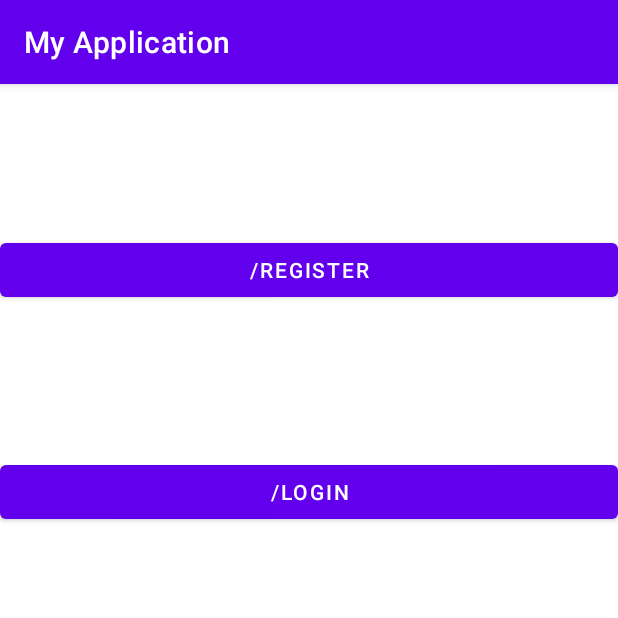
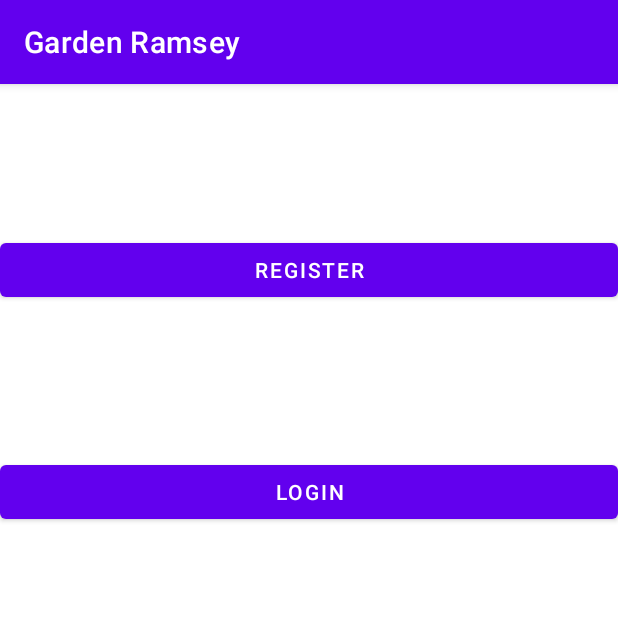
Before and after one commit to Crimsey/GardenRamsey-front, an Android app: the screen it shows after launch (MainActivity before the commit, StartActivity after it), on a phone screen of 412 x 824 dp, the top half of it. Run offline under Robolectric (Android 15) with nearby library versions, the light colour scheme and no system bars.

Commit message:
do sprawdzenia kurde

```diff
--- a/app/src/main/AndroidManifest.xml
+++ b/app/src/main/AndroidManifest.xml
@@ -9,11 +9,11 @@
         android:roundIcon="@mipmap/ic_launcher_round"
         android:supportsRtl="true"
         android:theme="@style/Theme.MyApplication">
+        <activity android:name=".ui.MainActivity"></activity>
         <activity android:name=".ui.LoginActivity" />
         <activity android:name=".ui.RegisterActivity" />
-
         <activity
-            android:name=".ui.MainActivity"
+            android:name=".ui.StartActivity"
             android:label="@string/app_name">
             <intent-filter>
                 <action android:name="android.intent.action.MAIN" />
--- a/app/src/main/java/com/example/myapplication/ui/RegisterActivity.java
+++ b/app/src/main/java/com/example/myapplication/ui/RegisterActivity.java
@@ -1,6 +1,5 @@
 package com.example.myapplication.ui;
 
-import androidx.annotation.NonNull;
 import androidx.appcompat.app.AppCompatActivity;
 
 import android.content.Intent;
@@ -12,9 +11,6 @@ import android.widget.EditText;
 import android.widget.Toast;
 
 import com.example.myapplication.R;
-import com.google.android.gms.tasks.OnCompleteListener;
-import com.google.android.gms.tasks.Task;
-import com.google.firebase.auth.AuthResult;
 import com.google.firebase.auth.FirebaseAuth;
 
 public class RegisterActivity extends AppCompatActivity {
@@ -59,7 +55,7 @@ public class RegisterActivity extends AppCompatActivity {
         auth.createUserWithEmailAndPassword(email,password).addOnCompleteListener(task -> {
             if (task.isSuccessful()){
                 Toast.makeText(RegisterActivity.this,"Register user successful", Toast.LENGTH_SHORT).show();
-                startActivity(new Intent(RegisterActivity.this, MainActivity.class));
+                startActivity(new Intent(RegisterActivity.this, StartActivity.class));
                 finish();
             }else{
                 Toast.makeText(RegisterActivity.this,"Registration failed", Toast.LENGTH_SHORT).show();
--- /dev/null
+++ b/app/src/main/java/com/example/myapplication/ui/StartActivity.java
@@ -0,0 +1,46 @@
+package com.example.myapplication.ui;
+
+import androidx.appcompat.app.AppCompatActivity;
+
+import android.content.Intent;
+import android.os.Bundle;
+import android.view.View;
+import android.widget.Button;
+
+import com.example.myapplication.R;
+
+public class StartActivity extends AppCompatActivity {
+
+    private Button register;
+    private Button login;
+
+    @Override
+    protected void onCreate(Bundle savedInstanceState) {
+        super.onCreate(savedInstanceState);
+        setContentView(R.layout.activity_start);
+
+        register = findViewById(R.id.register);
+        login = findViewById(R.id.login);
+
+        register.setOnClickListener(new View.OnClickListener(){
+            @Override
+            public void onClick(View v) {
+                startActivity(new Intent(StartActivity.this, RegisterActivity.class));
+                finish();
+            }
+
+        });
+
+        login.setOnClickListener(new View.OnClickListener(){
+            @Override
+            public void onClick(View v) {
+                startActivity(new Intent(StartActivity.this, LoginActivity.class));
+                finish();
+            }
+
+        });
+        }
+
+
+
+}
--- /dev/null
+++ b/app/src/main/res/layout/activity_start.xml
@@ -0,0 +1,24 @@
+<?xml version="1.0" encoding="utf-8"?>
+<RelativeLayout xmlns:android="http://schemas.android.com/apk/res/android"
+    xmlns:app="http://schemas.android.com/apk/res-auto"
+    xmlns:tools="http://schemas.android.com/tools"
+    android:layout_width="match_parent"
+    android:layout_height="match_parent"
+    tools:context=".ui.StartActivity">
+
+   <Button
+       android:layout_width="match_parent"
+       android:layout_height="wrap_content"
+       android:text="register"
+       android:id="@+id/register"
+       android:layout_marginTop="100dp"/>
+
+    <Button
+        android:layout_width="match_parent"
+        android:layout_height="wrap_content"
+        android:text="login"
+        android:id="@+id/login"
+        android:layout_below="@+id/register"
+        android:layout_marginTop="100dp"/>
+
+</RelativeLayout>
--- a/app/src/main/res/values/strings.xml
+++ b/app/src/main/res/values/strings.xml
@@ -1,5 +1,5 @@
 <resources>
-    <string name="app_name">My Application</string>
+    <string name="app_name">Garden Ramsey</string>
     <!-- Strings related to login -->
     <string name="prompt_email">Email</string>
     <string name="prompt_password">Password</string>
```
Also changed, not shown: app/src/main/java/com/example/myapplication/ui/LoginActivity.java (+51 -0 lines), app/src/main/java/com/example/myapplication/ui/MainActivity.java (+58 -23 lines), app/src/main/res/layout/activity_main.xml (+33 -11 lines), app/src/main/res/layout/list_item.xml (added, +9 -0 lines).
